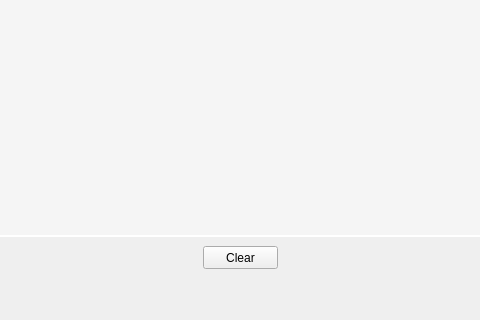
This is mainwindow.ui in justinhay14/Matrix-Calulator-cpp as Qt 5 draws it before an edit; both pictures show x 207 to 687 and y 366 to 686 of the 871 by 686 pixel window. The edited form follows.
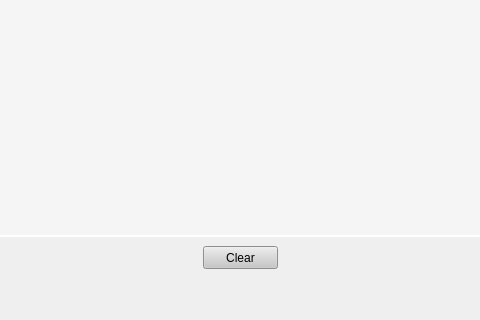
This is the edited form.

Commit message: added unusable matrix checker

```diff
--- a/mainwindow.ui
+++ b/mainwindow.ui
@@ -191,7 +191,8 @@
          </rect>
         </property>
         <property name="styleSheet">
-         <string notr="true"/>
+         <string notr="true">background-color: rgb(199, 199, 199);
+border-color: rgb(0, 0, 0);</string>
         </property>
         <property name="text">
          <string>Clear</string>
```
The commit also changes 2 other files.
